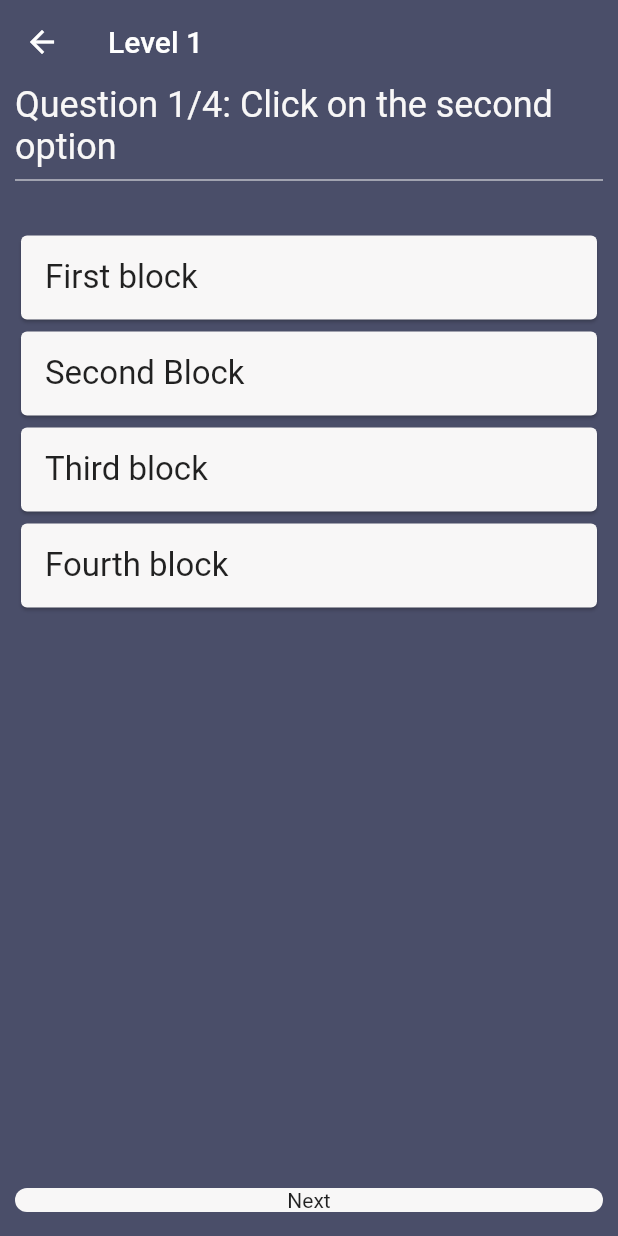
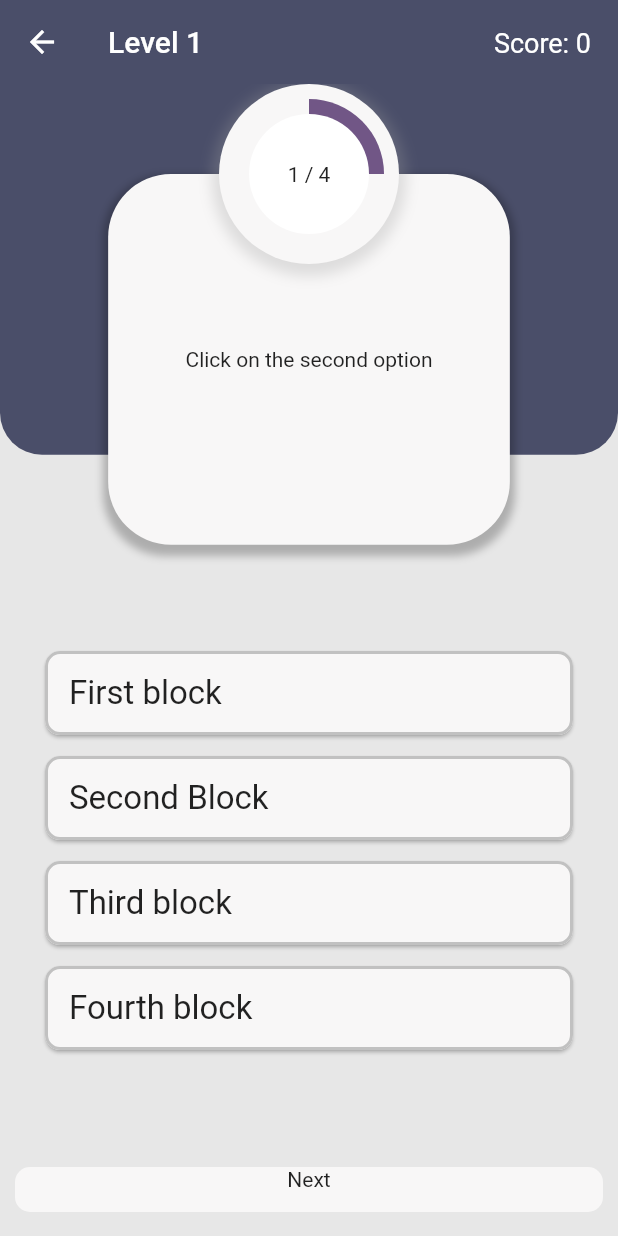
Before and after one commit to DryStuffz/SCU-FIH-App, a Flutter app: the screen it shows after launch, after a tap on "Level 1", on a phone screen of 412 x 824 dp. Run offline on Flutter 3.47's test engine with Material 2 defaults, Android fonts, the light colour scheme and no system bars; network calls fail.

Commit message:
Upaded Quiz UI

```diff
--- a/app/lib/constants/colors.dart
+++ b/app/lib/constants/colors.dart
@@ -1,6 +1,8 @@
 import 'dart:ui';
 
 const blueGrey =   Color(0xFF4A4E69);
+const Color grey = Color(0xFFC1C1C1);
+const Color purple = Color(0xFF715686);
 const Color lightGrey = Color(0xFFE7E7E7);
 const Color correct = Color(0xFF32AB58);
 const Color incorrect = Color(0xFFAB3232);
--- /dev/null
+++ b/app/lib/db_connect.dart
@@ -0,0 +1,27 @@
+import 'package:app/quizzes/question_model.dart';
+import 'package:http/http.dart' as http;
+import 'dart:convert';
+
+class DBconnect {
+  final url = Uri.parse(
+      'https://fluentfocus-b7c61-default-rtdb.firebaseio.com/questions.json');
+  Future<void> addQuestion(Question question) async {
+    http.post(url,
+        body: json.encode({
+          'title': question.title,
+          'options': question.options,
+        }));
+  }
+
+  Future<void> fetchQuestions() async {
+    http.get(url).then((response) {
+      var data = json.decode(response.body) as Map<String, dynamic>;
+
+      data.forEach((key, value) {
+        var newQuestion =
+            Question(id: key, title: value['title'], options: value['options']);
+      });
+      print(data);
+    });
+  }
+}
--- a/app/lib/main.dart
+++ b/app/lib/main.dart
@@ -1,10 +1,17 @@
+import 'package:app/db_connect.dart';
 import 'package:app/home_page.dart';
+import 'package:app/quizzes/question_model.dart';
 import 'package:app/screens/splash_screen/splash_screen.dart';
 import 'package:flutter/material.dart';
 import 'package:app/test.dart';
 import 'package:app/settings.dart';
 
-void main() => runApp(const FluentFocusApp());
+
+void main() {
+  var db = DBconnect();
+  db.fetchQuestions();
+   runApp(const FluentFocusApp());
+}
 
 class FluentFocusApp extends StatelessWidget {
   const FluentFocusApp({super.key});
--- /dev/null
+++ b/app/lib/quizzes/arc.dart
@@ -0,0 +1,40 @@
+import 'package:flutter/material.dart';
+
+
+class ArcProgressPainter extends CustomPainter {
+  final double arclength;
+  final Color arcColor;
+  final double pi = 3.1415926535897932;
+
+
+  ArcProgressPainter({
+    required this.arclength,
+    required this.arcColor,
+
+  });
+  @override
+  void paint(Canvas canvas, Size size) {
+    var paint1 = Paint()
+      ..color = arcColor
+      ..style = PaintingStyle.fill
+      ..strokeWidth = 5
+      ..strokeCap = StrokeCap.round
+      ;
+
+    //draw arc
+    canvas.drawArc(
+        const Offset(100, 100) & const Size(100, 100),
+        0.75*2*pi, //radians
+        arclength * 2*pi, //radians
+        true,
+        paint1,
+
+        );
+  }
+
+  @override
+  bool shouldRepaint(ArcProgressPainter oldDelegate) => true;
+
+  @override
+  bool shouldRebuildSemantics(ArcProgressPainter oldDelegate) => false;
+}
--- a/app/lib/quizzes/next_button.dart
+++ b/app/lib/quizzes/next_button.dart
@@ -10,6 +10,7 @@ class NextButton extends StatelessWidget {
         onTap: nextQuestion,
         child: Container(
             width: double.infinity,
+            height: 30.0,
             decoration: BoxDecoration(
               color: netral,
               borderRadius: BorderRadius.circular(10.0),
@@ -17,6 +18,7 @@ class NextButton extends StatelessWidget {
             child: const Text(
               'Next',
               textAlign: TextAlign.center,
+
             )));
   }
 }
--- a/app/lib/quizzes/optionCard.dart
+++ b/app/lib/quizzes/optionCard.dart
@@ -2,21 +2,67 @@ import "package:app/constants/colors.dart";
 import "package:flutter/material.dart";
 
 class OptionCard extends StatelessWidget {
-  const OptionCard({super.key, required this.option, required this.color, required this.onTap});
+  const OptionCard({super.key, required this.option, required this.color});
   final String option;
   final Color color;
-  final VoidCallback onTap;
+
   @override
   Widget build(BuildContext context) {
-    return GestureDetector(
-        onTap: onTap,
-        child: Card(
-          color: color,
-            child: ListTile(
+    return Card(
+        shape: RoundedRectangleBorder(
+            borderRadius: BorderRadius.circular(10),
+            side: const BorderSide(
+              color: grey,
+              width: 2.0,
+            )),
+        margin: const EdgeInsets.symmetric(vertical: 7.0),
+        color: color,
+        child: ListTile(
           title: Text(
             option,
             style: const TextStyle(fontSize: 22.0),
           ),
-        )));
+        ));
   }
 }
+
+class QuestionCard extends StatelessWidget {
+  const QuestionCard(
+      {super.key,
+      required this.question,
+});
+  final String question;
+
+
+  @override
+  Widget build(BuildContext context) {
+    double height =
+        MediaQuery.of(context).size.height; //get the height of the screen
+    double width = MediaQuery.of(context).size.width;
+    return Container(
+      margin: EdgeInsets.symmetric(horizontal: width * 0.175, vertical: 60),
+      width: width * 0.65,
+      height: height * 0.3,
+      decoration: BoxDecoration(
+        borderRadius: BorderRadius.circular(42.0),
+        color: netral,
+        boxShadow: [
+          BoxShadow(
+            color: const Color(0xFF000000).withOpacity(0.25),
+
+            blurRadius: 4,
+            offset: const Offset(0, 4),
+            spreadRadius: 3, // Shadow position
+          ),
+        ],
+      ),
+      child: Align(
+        alignment: Alignment.center,
+        child: Text(
+          question,
+          textAlign: TextAlign.center,
+        ),
+      ),
+    );
+  }
+}
--- /dev/null
+++ b/app/lib/quizzes/questionIndex.dart
@@ -0,0 +1,87 @@
+import 'dart:math';
+import "package:app/constants/colors.dart";
+import "package:app/quizzes/arc.dart";
+import "package:flutter/material.dart";
+
+class QuestionIndex extends StatefulWidget {
+  const QuestionIndex(
+      {super.key, required this.currentQuestion, required this.numQuestion});
+  final int currentQuestion;
+  final int numQuestion;
+
+  @override
+  State<QuestionIndex> createState() => _QuestionIndexState();
+}
+
+class _QuestionIndexState extends State<QuestionIndex> {
+  @override
+  Widget build(BuildContext context) {
+    return Center(
+      heightFactor: 0.4,
+      child: Stack(
+        alignment: Alignment.center,
+        children: [
+          Container(
+            width: 120,
+            height: 120,
+            decoration:  BoxDecoration(
+              color: netral,
+              shape: BoxShape.circle,
+              boxShadow: [
+                BoxShadow(
+                  color: Colors.grey.withOpacity(0.3),
+                  spreadRadius: 5,
+                  blurRadius: 7,
+                  offset: const Offset(0, 3),
+                ),
+              ],
+            ),
+          ),
+          SizedBox(
+              width: 300,
+              height: 300,
+              child: AnimationBar(endvalue:widget.currentQuestion / widget.numQuestion)
+                //painter: ArcProgressPainter(
+                    //arcColor: purple, arclength: widget.currentQuestion / widget.numQuestion),
+              //)
+              ),
+          Container(
+            width: 80,
+            height: 80,
+            decoration: const BoxDecoration(
+              color: Colors.white,
+              shape: BoxShape.circle,
+
+            ),
+
+          ),
+          Text(
+              '${widget.currentQuestion} / ${widget.numQuestion}',
+              textAlign: TextAlign.center,
+
+            ),
+        ],
+      ),
+    );
+  }
+}
+
+
+class AnimationBar extends StatelessWidget {
+  const AnimationBar({super.key, required this.endvalue});
+  final double endvalue;
+  @override
+  Widget build(BuildContext context) {
+    return TweenAnimationBuilder(
+  tween: Tween<double>(begin: 0, end: endvalue),
+  duration: const Duration(milliseconds: 500),
+  builder: (context, endvalue, _){
+    return CustomPaint(
+                painter: ArcProgressPainter(
+                    arcColor: purple, arclength: endvalue),
+              );
+  },
+
+);
+  }
+}
--- a/app/lib/quizzes/quiz_root.dart
+++ b/app/lib/quizzes/quiz_root.dart
@@ -1,7 +1,9 @@
 import 'package:app/quizzes/next_button.dart';
 import 'package:app/quizzes/optionCard.dart';
+import 'package:app/quizzes/questionIndex.dart';
 import 'package:app/quizzes/question_model.dart';
 import 'package:app/quizzes/question_widget.dart';
+import 'package:app/quizzes/result_screen.dart';
 import 'package:flutter/material.dart';
 import 'package:app/constants/colors.dart';
 
@@ -12,7 +14,8 @@ class QuizRoot extends StatefulWidget {
   State<QuizRoot> createState() => _QuizRootState();
 }
 
-class _QuizRootState extends State<QuizRoot> {
+class _QuizRootState extends State<QuizRoot> with
+SingleTickerProviderStateMixin{
   //List of question to add to the quiz
   List<Question> questions = [
     Question(id: '101', title: 'Click on the second option', options: {
@@ -43,66 +46,117 @@ class _QuizRootState extends State<QuizRoot> {
   int questionIndex = 0; //index to loop through questions
   bool isPressed = false;
 
+  int score = 0;
 
   void nextQuestion() {
     if (questionIndex == questions.length - 1) {
-      return;
+      showDialog(
+          context: context,
+          builder: (ctx) => ResultScreen(
+                questionLength: questions.length,
+                numberCorrect: score,
+              ));
     } else {
-      if(isPressed){
+      if (isPressed) {
         setState(() {
           questionIndex++;
           isPressed = false;
         });
-      }
-      else{
-        ScaffoldMessenger.of(context).showSnackBar(
-          const SnackBar(content: Text('Please selelct an option'),
+      } else {
+        ScaffoldMessenger.of(context).showSnackBar(const SnackBar(
+          content: Text('Please selelct an option'),
           behavior: SnackBarBehavior.floating,
           margin: EdgeInsets.symmetric(vertical: 20.0),
-          )
-        );
+        ));
+      }
+    }
   }
 
+  void updateOption(bool value) {
+    if (!isPressed) {
+      if (value == true) {
+        score++;
       }
-  }
-  void changeColor(){
       setState(() {
         isPressed = true;
       });
     }
+  }
+
   @override
   Widget build(BuildContext context) {
+    double height =
+        MediaQuery.of(context).size.height; //get the height of the screen
+    double width = MediaQuery.of(context).size.width;
     return Scaffold(
-      backgroundColor: blueGrey,
+      backgroundColor: lightGrey,
       appBar: AppBar(
         title: const Text('Level 1'),
-        backgroundColor: Colors.transparent,
+        backgroundColor: blueGrey,
         shadowColor: Colors.transparent,
+        actions: [
+          Padding(
+            padding: const EdgeInsets.all(18.0),
+            child: Text(
+              'Score: $score',
+              style: const TextStyle(fontSize: 18.0),
             ),
-      body: Container(
+          ),
+        ],
+      ),
+      body: Stack(
+        children: [
+          Container(
             width: double.infinity,
-          padding: const EdgeInsets.symmetric(horizontal: 10.0),
+            height: height * 0.3,
+            decoration: const BoxDecoration(
+              borderRadius: BorderRadius.vertical(bottom: Radius.circular(28)),
+              color: blueGrey,
+            ),
+          ),
+          Container(
+              width: double.infinity,
+              padding: const EdgeInsets.symmetric(horizontal: 30.0),
               child: Column(
                 children: [
-              QuestionWidget(
-                  question: questions[questionIndex].title,
-                  indexAction: questionIndex,
-                  totalQuestions: questions.length),
-              const Divider(color: netral),
+                  SizedBox(
+                    height: 0.42 * height,
+                  ),
+                  //QuestionWidget(
+                  //question: questions[questionIndex].title,
+                  //indexAction: questionIndex,
+                  //totalQuestions: questions.length),
+
                   //space between question and options
                   const SizedBox(
                     height: 25.0,
                   ),
-              for (int i = 0; i < questions[questionIndex].options.length; i++)
-                OptionCard(
-                    option: questions[questionIndex].options.keys.toList()[i],
-                    color: isPressed ? (questions[questionIndex].options.values.toList()[i] == true ? correct: incorrect) : netral,
-                    onTap: changeColor,
+                  for (int i = 0;
+                      i < questions[questionIndex].options.length;
+                      i++)
+                    GestureDetector(
+                      onTap: () => updateOption(
+                          questions[questionIndex].options.values.toList()[i]),
+                      child: OptionCard(
+                        option:
+                            questions[questionIndex].options.keys.toList()[i],
+                        color: isPressed
+                            ? (questions[questionIndex]
+                                        .options
+                                        .values
+                                        .toList()[i] ==
+                                    true
+                                ? correct
+                                : incorrect)
+                            : netral,
                       ),
-
-
+                    ),
                 ],
               )),
+          QuestionCard(question: questions[questionIndex].title),
+          QuestionIndex(currentQuestion: questionIndex + 1, numQuestion: questions.length),
+        ],
+      ),
       floatingActionButton: Padding(
         padding: const EdgeInsets.symmetric(horizontal: 10.0),
         child: NextButton(
--- /dev/null
+++ b/app/lib/quizzes/result_screen.dart
@@ -0,0 +1,60 @@
+import "package:app/constants/colors.dart";
+import "package:flutter/material.dart";
+
+class ResultScreen extends StatelessWidget {
+  const ResultScreen(
+      {super.key, required this.numberCorrect, required this.questionLength});
+  final int questionLength;
+  final int numberCorrect;
+  @override
+  Widget build(BuildContext context) {
+    return AlertDialog(
+      backgroundColor: blueGrey,
+      content: Padding(
+        padding: const EdgeInsets.all(70),
+        child: Column(
+          mainAxisSize: MainAxisSize.min,
+          mainAxisAlignment: MainAxisAlignment.center,
+          children: [
+            const Text(
+              'Result',
+              style: TextStyle(color: netral, fontSize: 22.0),
+            ),
+            const SizedBox(
+              height: 20.0,
+            ),
+            CircleAvatar(
+              radius: 70.0,
+              backgroundColor:
+                  (numberCorrect > questionLength / 2) ? correct : incorrect,
+              child: Text(
+                '$numberCorrect/$questionLength',
+                style: const TextStyle(fontSize: 30.0),
+              ),
+            ),
+            const SizedBox(
+              height: 20.0,
+            ),
+            Text((numberCorrect <= questionLength / 2)
+                ? 'Try Again'
+                : 'Good Job!'),
+            const SizedBox(height: 25),
+            GestureDetector(
+              onTap: () {
+                print('WIP');
+              },
+              child: const Text(
+                'Home',
+                style: TextStyle(
+                  color: Colors.blue,
+                  fontSize: 20.0,
+                  letterSpacing: 1.0,
+                ),
+              ),
+            ),
+          ],
+        ),
+      ),
+    );
+  }
+}
--- a/app/pubspec.yaml
+++ b/app/pubspec.yaml
@@ -40,6 +40,7 @@ dependencies:
   liquid_swipe: ^3.0.0
   smooth_page_indicator: ^1.0.0+2
   flutter_native_splash: ^2.3.1
+  http: ^1.1.0
 
 dev_dependencies:
   flutter_test:
```
Also changed, not shown: app/pubspec.lock. Lines whose indentation alone changed are shown as unchanged.
